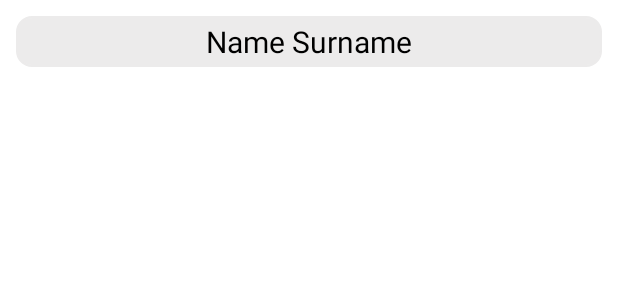
After one commit to engingulek/AvukatimAnroidApp, an Android app: the layout user_list_design.xml on its own in the app's theme, with its tools: preview values and no code run, on a phone screen of 412 x 824 dp. The commit adds this screen. Shown: the top 300 px of the screen. Run offline under Robolectric (Android 15) with nearby library versions, the phone set to English and light mode, and no system bars.

Commit message:
CreateChatList

```diff
--- /dev/null
+++ b/Avukatım/app/src/main/res/layout/user_list_design.xml
@@ -0,0 +1,31 @@
+<?xml version="1.0" encoding="utf-8"?>
+<layout xmlns:android="http://schemas.android.com/apk/res/android">
+
+
+    <LinearLayout
+        android:id="@+id/llrow"
+        android:layout_width="match_parent"
+        android:layout_height="wrap_content"
+
+        android:layout_margin="5dp">
+
+        <TextView
+            android:id="@+id/userNameText"
+            android:layout_width="match_parent"
+            android:layout_height="wrap_content"
+            android:layout_margin="5dp"
+            android:paddingLeft="10dp"
+            android:paddingTop="3dp"
+            android:paddingRight="10dp"
+            android:paddingBottom="3dp"
+            android:background="@drawable/chattext"
+            android:text="Name Surname"
+            android:textAlignment="center"
+            android:textColor="@color/black"
+            android:textSize="20dp">
+
+
+        </TextView>
+
+    </LinearLayout>
+</layout>
```
Also changed, not shown: Avukatım/app/src/main/java/com/example/test/MainActivity.kt (+9 -0 lines), Avukatım/app/src/main/java/com/example/test/adapter/ChatAdapter.kt (+2 -1 lines), Avukatım/app/src/main/java/com/example/test/adapter/ChatListAdapter.kt (added, +44 -0 lines), Avukatım/app/src/main/java/com/example/test/fragment/ChatListFragment.kt (added, +80 -0 lines), Avukatım/app/src/main/java/com/example/test/fragment/ClientTabLayoutFragment.kt (+2 -0 lines), Avukatım/app/src/main/res/layout/fragment_chat_list.xml (added, +44 -0 lines), Avukatım/app/src/main/res/navigation/main_activity_nav.xml (+9 -0 lines).
